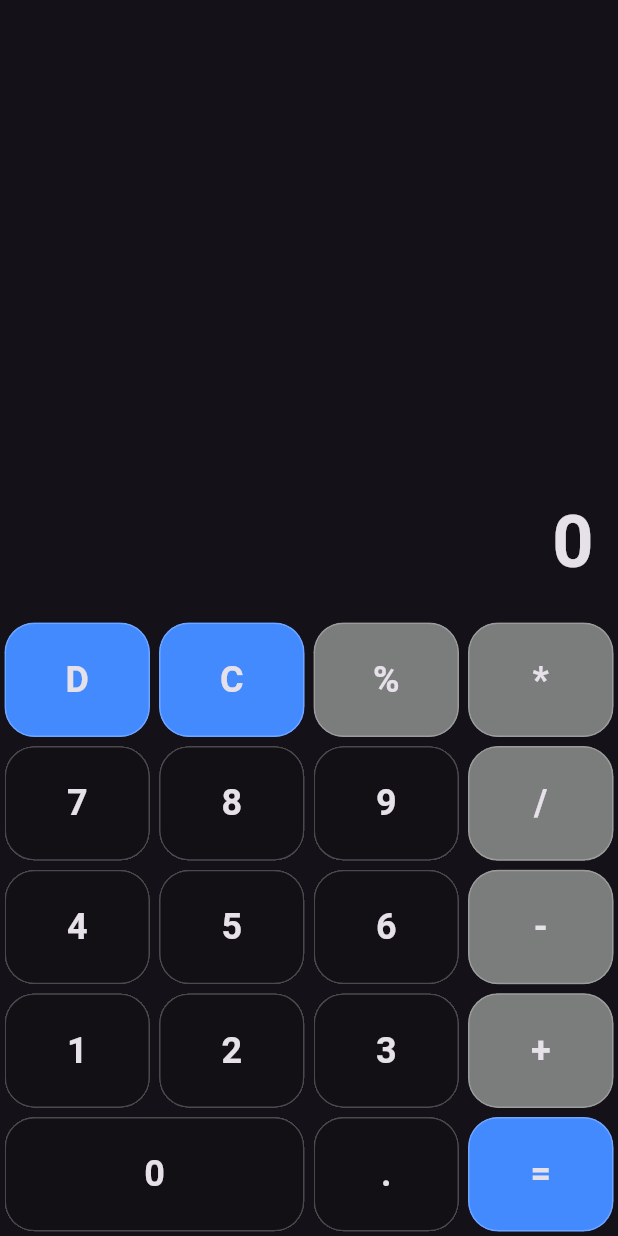
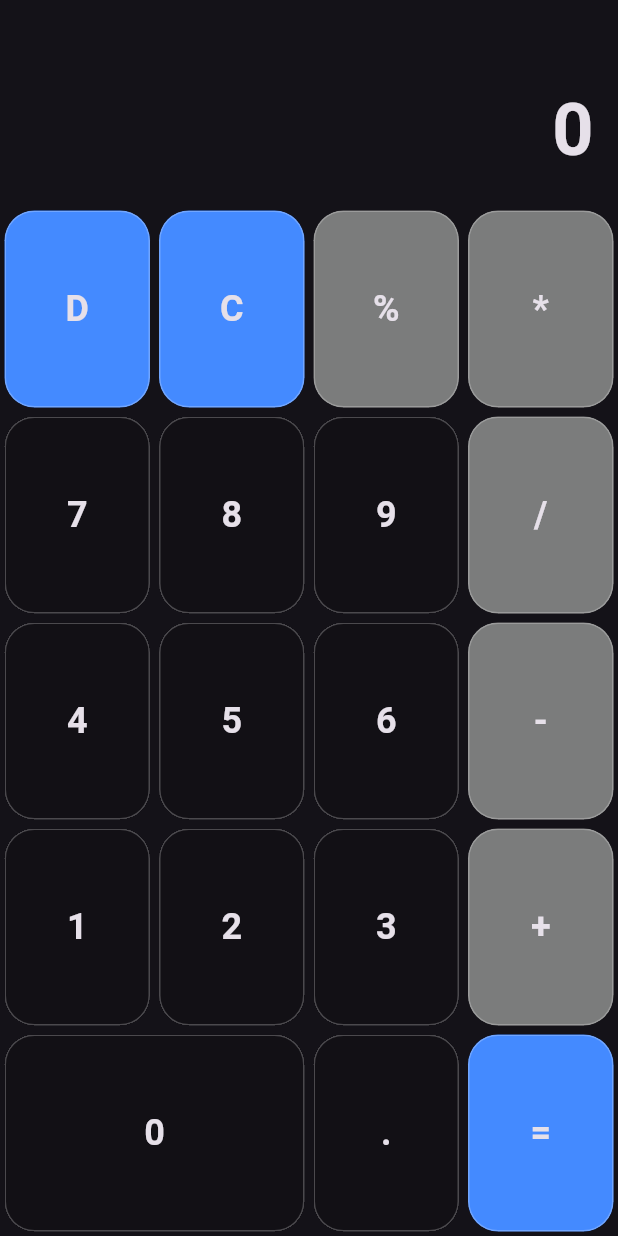
Before and after one commit to OCT-devops/calculator, a Flutter app: the screen it shows after launch, on a phone screen of 412 x 824 dp. Run offline on Flutter 3.47's test engine with Material 3 defaults, Android fonts, the phone set to English and light mode, and no system bars.

Commit message:
Update UI Main.dart
change the height of the buttons

```diff
--- a/lib/main.dart
+++ b/lib/main.dart
@@ -62,7 +62,7 @@ class _CalculatorScreenState extends State<CalculatorScreen> {
                       width: value == Btn.n0
                           ? screenSize.width / 2
                           : (screenSize.width / 4),
-                      height: screenSize.width / 5,
+                      height: screenSize.width / 3,
                       child: buildButton(value),
                     ),
                   )
```
